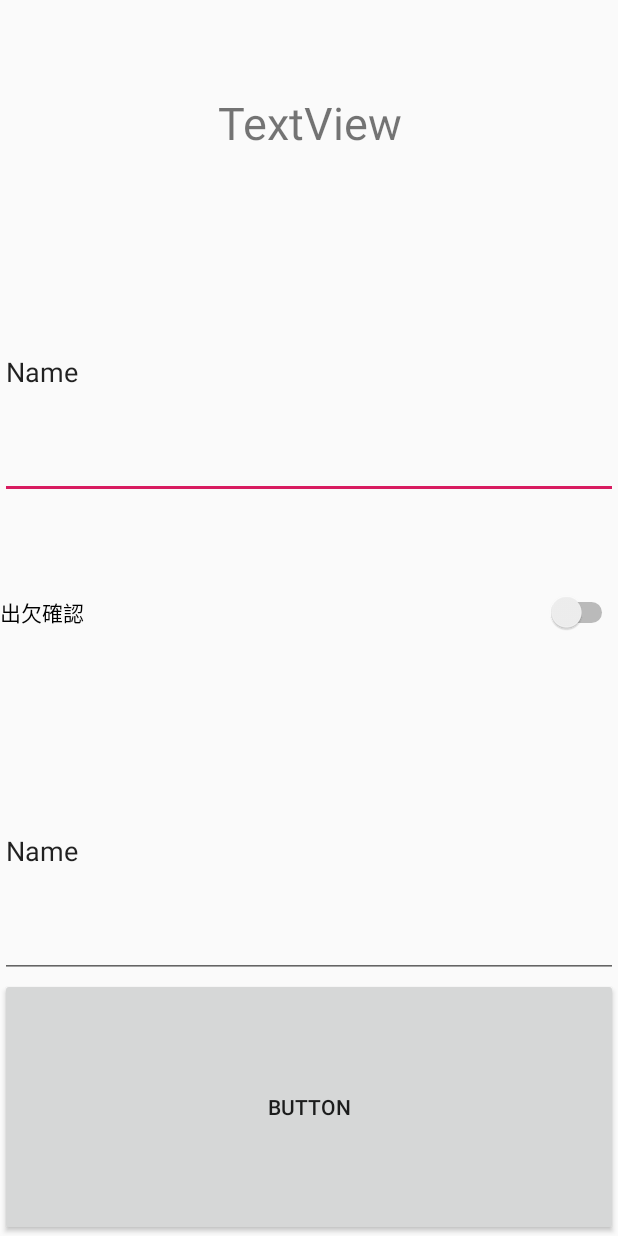
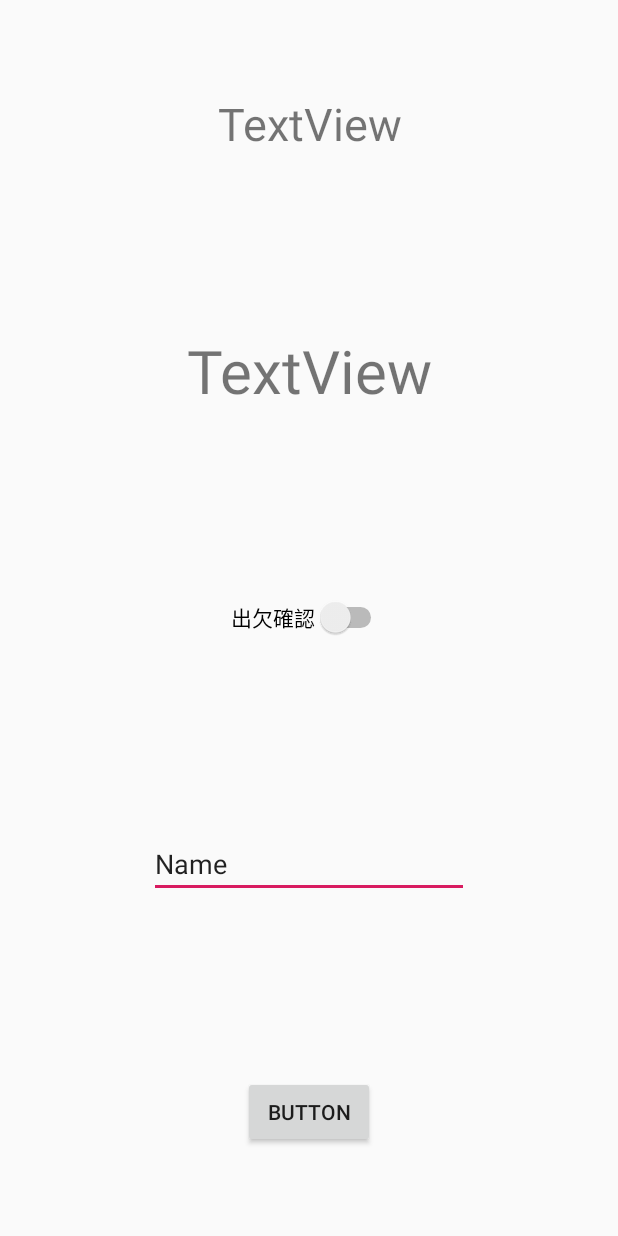
Before and after one commit to 0427majimayu/Club_activity0731, an Android app: the layout activity_submit.xml on its own in the app's theme, with its tools: preview values and no code run, on a phone screen of 412 x 824 dp. Run offline under Robolectric (Android 15) with nearby library versions, the phone set to English and light mode, and no system bars.

Commit message:
2020/12/11

```diff
--- a/app/src/main/res/layout/activity_firebase_u_i.xml
+++ b/app/src/main/res/layout/activity_firebase_u_i.xml
@@ -6,4 +6,9 @@
     android:layout_height="match_parent"
     tools:context=".FirebaseUIActivity">
 
+    <Button
+        android:id="@+id/lofinButton"
+        android:layout_width="wrap_content"
+        android:layout_height="wrap_content"
+        android:text="Button" />
 </androidx.constraintlayout.widget.ConstraintLayout>
--- a/app/src/main/res/layout/activity_submit.xml
+++ b/app/src/main/res/layout/activity_submit.xml
@@ -11,47 +11,87 @@
         android:layout_height="match_parent"
         android:orientation="vertical">
 
+        <FrameLayout
+            android:layout_width="match_parent"
+            android:layout_height="0dp"
+            android:layout_gravity="center"
+            android:layout_weight="1">
+
             <TextView
                 android:id="@+id/putdateView"
-            android:layout_width="match_parent"
+                android:layout_width="wrap_content"
                 android:layout_height="wrap_content"
+                android:layout_gravity="center"
                 android:layout_weight="1"
                 android:gravity="center"
                 android:text="TextView"
                 android:textSize="30dp" />
+        </FrameLayout>
+
+        <FrameLayout
+            android:layout_width="match_parent"
+            android:layout_height="0dp"
+            android:layout_gravity="center"
+            android:layout_weight="1">
+
+            <TextView
+                android:id="@+id/nameText"
+                android:layout_width="wrap_content"
+                android:layout_height="wrap_content"
+                android:layout_gravity="center"
+                android:layout_weight="1"
+                android:gravity="center"
+                android:text="TextView"
+                android:textSize="40dp" />
+        </FrameLayout>
+
+        <FrameLayout
+            android:layout_width="match_parent"
+            android:layout_height="0dp"
+            android:layout_gravity="center"
+            android:layout_weight="1">
+
+            <Switch
+                android:id="@+id/adswitch"
+                android:layout_width="wrap_content"
+                android:layout_height="wrap_content"
+                android:layout_gravity="center"
+                android:layout_weight="1"
+                android:text="出欠確認"
+                android:textOff="欠席"
+                android:textOn="出席" />
+        </FrameLayout>
+
+        <FrameLayout
+            android:layout_width="match_parent"
+            android:layout_height="0dp"
+            android:layout_gravity="center"
+            android:layout_weight="1">
 
             <EditText
-            android:id="@+id/nameedit"
-            android:layout_width="match_parent"
+                android:id="@+id/paswordedit"
+                android:layout_width="wrap_content"
                 android:layout_height="wrap_content"
+                android:layout_gravity="center"
                 android:layout_weight="1"
                 android:ems="10"
                 android:inputType="textPersonName"
                 android:text="Name" />
+        </FrameLayout>
 
-        <Switch
-            android:id="@+id/adswitch"
+        <FrameLayout
             android:layout_width="match_parent"
-            android:layout_height="wrap_content"
-            android:layout_weight="1"
-            android:text="出欠確認"
-            android:textOff="欠席"
-            android:textOn="出席" />
-
-        <EditText
-            android:id="@+id/paswordedit"
-            android:layout_width="match_parent"
-            android:layout_height="wrap_content"
-            android:layout_weight="1"
-            android:ems="10"
-            android:inputType="textPersonName"
-            android:text="Name" />
+            android:layout_height="0dp"
+            android:layout_gravity="center"
+            android:layout_weight="1">
 
             <Button
                 android:id="@+id/desidebotton"
-            android:layout_width="match_parent"
+                android:layout_width="wrap_content"
                 android:layout_height="wrap_content"
+                android:layout_gravity="center"
                 android:layout_weight="1"
                 android:text="Button" />
+        </FrameLayout>
     </LinearLayout>
 </androidx.constraintlayout.widget.ConstraintLayout>
--- a/build.gradle
+++ b/build.gradle
@@ -7,7 +7,7 @@ buildscript {
 
     }
     dependencies {
-        classpath 'com.android.tools.build:gradle:4.0.1'
+        classpath 'com.android.tools.build:gradle:4.1.1'
         classpath 'com.google.gms:google-services:4.3.3'
 
         // NOTE: Do not place your application dependencies here; they belong
```
Also changed, not shown: app/src/main/java/android/lifeistech/com/club_activity/FirebaseUIActivity.java (+20 -11 lines), app/src/main/java/android/lifeistech/com/club_activity/MainActivity.java (+11 -0 lines), app/src/main/java/android/lifeistech/com/club_activity/SubmitActivity.java (+12 -3 lines), gradle/wrapper/gradle-wrapper.properties. Lines whose indentation alone changed are shown as unchanged.
